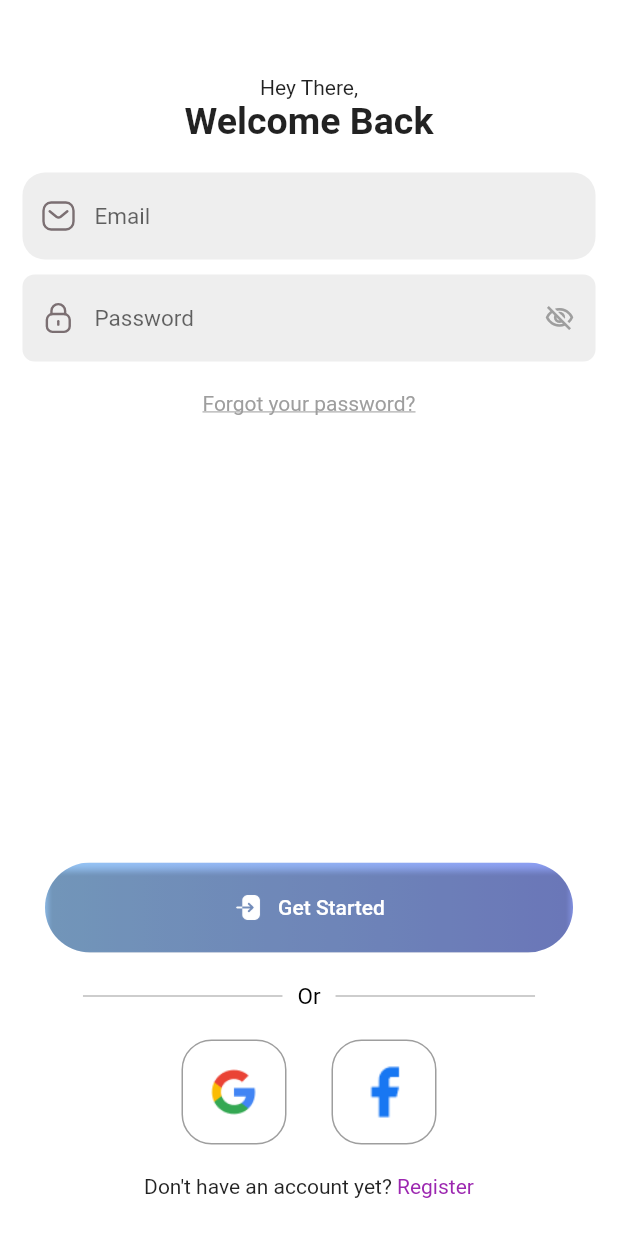
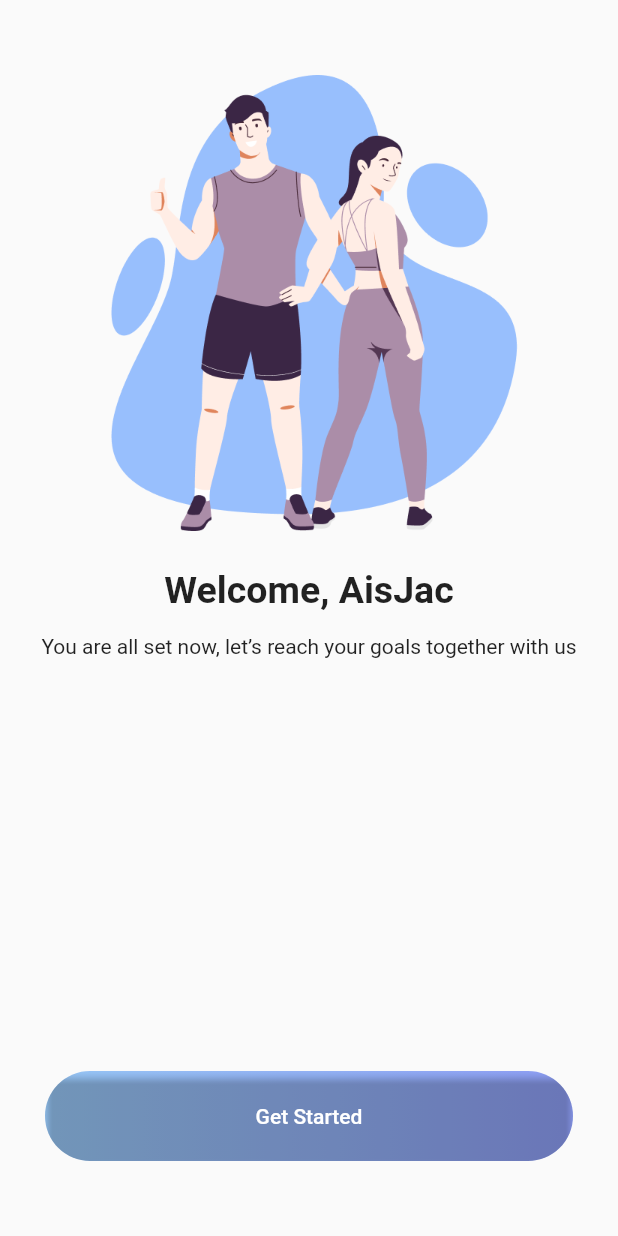
Before and after one commit to aisjac/fitness_app, a Flutter app: the LogInScreen screen opened directly, after a tap on "Get Started", on a phone screen of 412 x 824 dp. Run offline on Flutter 3.47's test engine with Material 2 defaults, Android fonts, the phone set to English and light mode, and no system bars; our stand-ins replace flutter_svg, get.

Commit message:
[added] Welcome screen

```diff
--- a/lib/resource_manager/asset_path_manager.dart
+++ b/lib/resource_manager/asset_path_manager.dart
@@ -13,4 +13,5 @@ class AssetPathManager {
   static const String googleIconPng = "assets/images/google_icon.png";
   static const String facebookIcon = "assets/svg/facebook_icon.svg";
   static const String facebookIconPng = "assets/images/facebook_icon.png";
+  static const String welcomeScreenIconPng = "assets/images/welcome_screen_icon.png";
 }
--- a/lib/screen/login/login_screen.dart
+++ b/lib/screen/login/login_screen.dart
@@ -1,8 +1,10 @@
 import 'package:fitness_app/custom_widget/custom_gradient_button.dart';
 import 'package:fitness_app/custom_widget/custom_textfield.dart';
+import 'package:fitness_app/screen/welcome_screen/welcome_screen.dart';
 import 'package:flutter/cupertino.dart';
 import 'package:flutter/material.dart';
 import 'package:flutter_svg/svg.dart';
+import 'package:get/get.dart';
 import 'package:get/get_core/src/get_main.dart';
 
 import '../../custom_widget/custom_button.dart';
@@ -17,7 +19,6 @@ class LogInScreen extends StatelessWidget {
   Widget build(BuildContext context) {
     return Scaffold(
       body: SingleChildScrollView(
-
         child: Center(
           child: Container(
             height: MediaQuery.of(context).size.height,
@@ -35,8 +36,8 @@ class LogInScreen extends StatelessWidget {
                       const Text("Hey There,"),
                       const Text(
                         "Welcome Back",
-                        style:
-                            TextStyle(fontSize: 25, fontWeight: FontWeight.bold),
+                        style: TextStyle(
+                            fontSize: 25, fontWeight: FontWeight.bold),
                       ),
                       const SizedBox(
                         height: 20,
@@ -84,12 +85,16 @@ class LogInScreen extends StatelessWidget {
                       Align(
                         alignment: Alignment.bottomCenter,
                         child: Padding(
-                          padding: const EdgeInsets.only(left: 30.0, right: 30.0),
+                          padding:
+                              const EdgeInsets.only(left: 30.0, right: 30.0),
                           child: CustomGradientButton(
-                              iconPath: AssetPathManager.loginPrefixButtonIconPng,
+                              iconPath:
+                                  AssetPathManager.loginPrefixButtonIconPng,
                               text: "Get Started",
                               textColor: Colors.white,
-                              onTap: () {}),
+                              onTap: () {
+                                Get.to(const WelcomeScreen());
+                              }),
                         ),
                       ),
                       const SizedBox(
@@ -107,7 +112,8 @@ class LogInScreen extends StatelessWidget {
                             padding: EdgeInsets.only(left: 10.0, right: 10.0),
                             child: Text(
                               "Or",
-                              style: TextStyle(fontSize: 15, color: Colors.black),
+                              style:
+                                  TextStyle(fontSize: 15, color: Colors.black),
                             ),
                           ),
                           Container(
@@ -134,7 +140,8 @@ class LogInScreen extends StatelessWidget {
                             height: 70.0,
                             child: Padding(
                               padding: const EdgeInsets.all(18.0),
-                              child: Image.asset(AssetPathManager.googleIconPng),
+                              child:
+                                  Image.asset(AssetPathManager.googleIconPng),
                             ),
                           ),
                           const SizedBox(
@@ -151,17 +158,23 @@ class LogInScreen extends StatelessWidget {
                             height: 70.0,
                             child: Padding(
                               padding: const EdgeInsets.all(8.0),
-                              child: Image.asset(AssetPathManager.facebookIconPng),
+                              child:
+                                  Image.asset(AssetPathManager.facebookIconPng),
                             ),
                           ),
                         ],
                       ),
-                      SizedBox(height: 20,),
+                      SizedBox(
+                        height: 20,
+                      ),
                       Row(
                         mainAxisAlignment: MainAxisAlignment.center,
                         children: [
-                         Text("Don\'t have an account yet?"),
-                         Text(" Register",style: TextStyle(color: Colors.purple),),
+                          Text("Don\'t have an account yet?"),
+                          Text(
+                            " Register",
+                            style: TextStyle(color: Colors.purple),
+                          ),
                         ],
                       ),
                     ],
--- /dev/null
+++ b/lib/screen/welcome_screen/welcome_screen.dart
@@ -0,0 +1,47 @@
+import 'package:fitness_app/custom_widget/custom_gradient_button.dart';
+import 'package:flutter/cupertino.dart';
+import 'package:flutter/material.dart';
+import 'package:flutter_svg/svg.dart';
+
+import '../../custom_widget/custom_button.dart';
+import '../../resource_manager/asset_path_manager.dart';
+import '../../resource_manager/color_manager.dart';
+
+class WelcomeScreen extends StatelessWidget {
+  const WelcomeScreen({Key? key}) : super(key: key);
+
+  @override
+  Widget build(BuildContext context) {
+    return Scaffold(
+      body: Center(
+        child: Column(
+          mainAxisAlignment: MainAxisAlignment.spaceBetween,
+          children: [
+            Column(
+              mainAxisAlignment: MainAxisAlignment.end,
+              children: [
+                Padding(
+                  padding: const EdgeInsets.only(top: 50.0),
+                  child: Image.asset(AssetPathManager.welcomeScreenIconPng,scale: 2,),
+                ),
+                const SizedBox(height: 25),
+                const Text("Welcome, AisJac",style: TextStyle(fontSize: 25,fontWeight: FontWeight.bold),),
+                const SizedBox(height: 15),
+                const Text("You are all set now, let\’s reach your goals together with us"),
+              ],
+            ),
+            Align(
+              alignment: Alignment.bottomCenter,
+              child: Padding(
+                padding: const EdgeInsets.only(left: 30.0,right: 30.0,bottom: 50.0),
+                child: CustomGradientButton(text: "Get Started",textColor: Colors.white, onTap: () {
+
+                }),
+              ),
+            ),
+          ],
+        ),
+      ),
+    );
+  }
+}
```
Also changed, not shown: assets/images/welcome_screen_icon.png (added).
